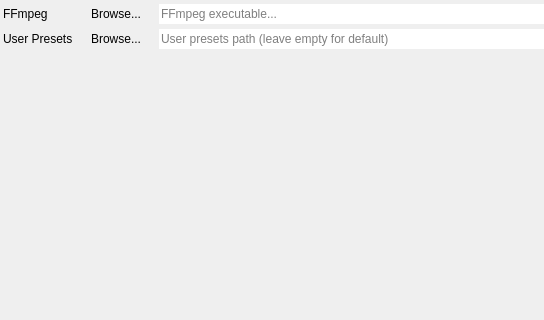
This is src/UI/ffmpegsettingswidget.ui in RxLaboratory/DuME as Qt 5 draws it before an edit; both pictures show x 0 to 544 and y 0 to 320 of the 1154 by 560 pixel window. The edited form follows.
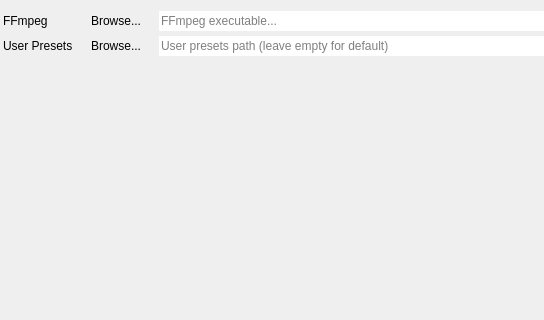
This is the edited form.

```diff
--- a/src/UI/ffmpegsettingswidget.ui
+++ b/src/UI/ffmpegsettingswidget.ui
@@ -21,7 +21,7 @@
     <number>3</number>
    </property>
    <property name="topMargin">
-    <number>3</number>
+    <number>10</number>
    </property>
    <property name="rightMargin">
     <number>3</number>
```
